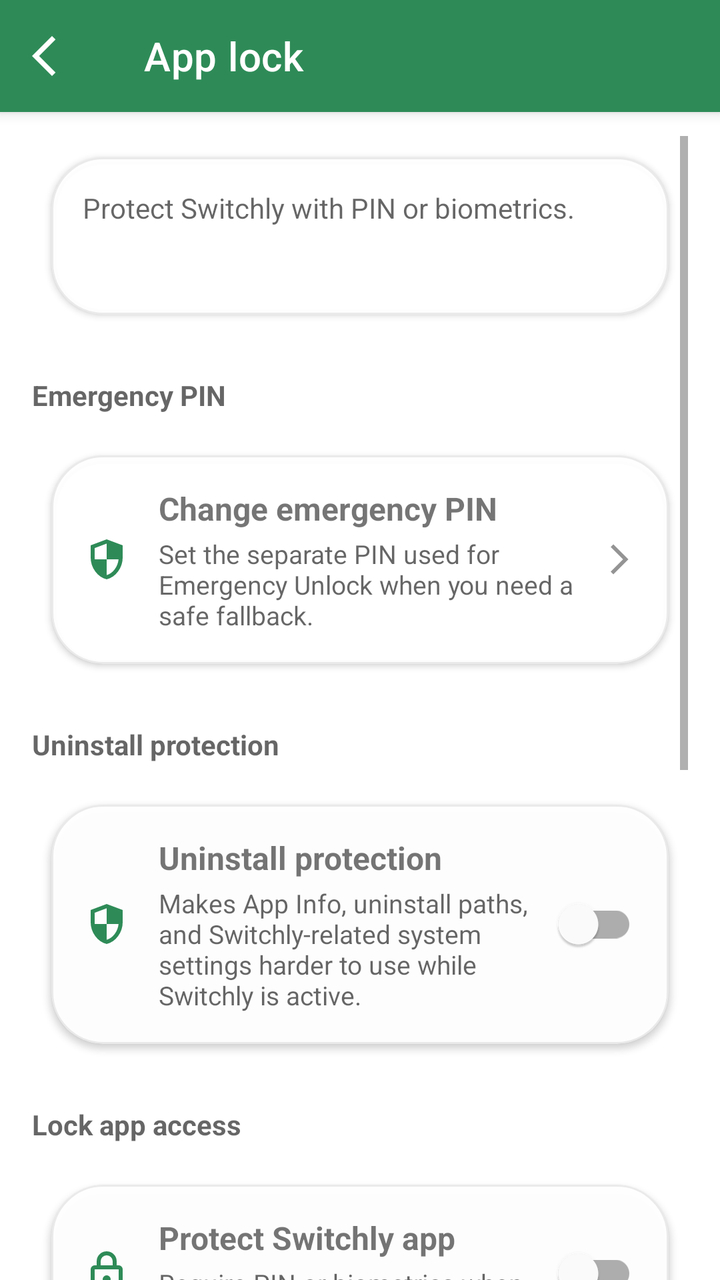
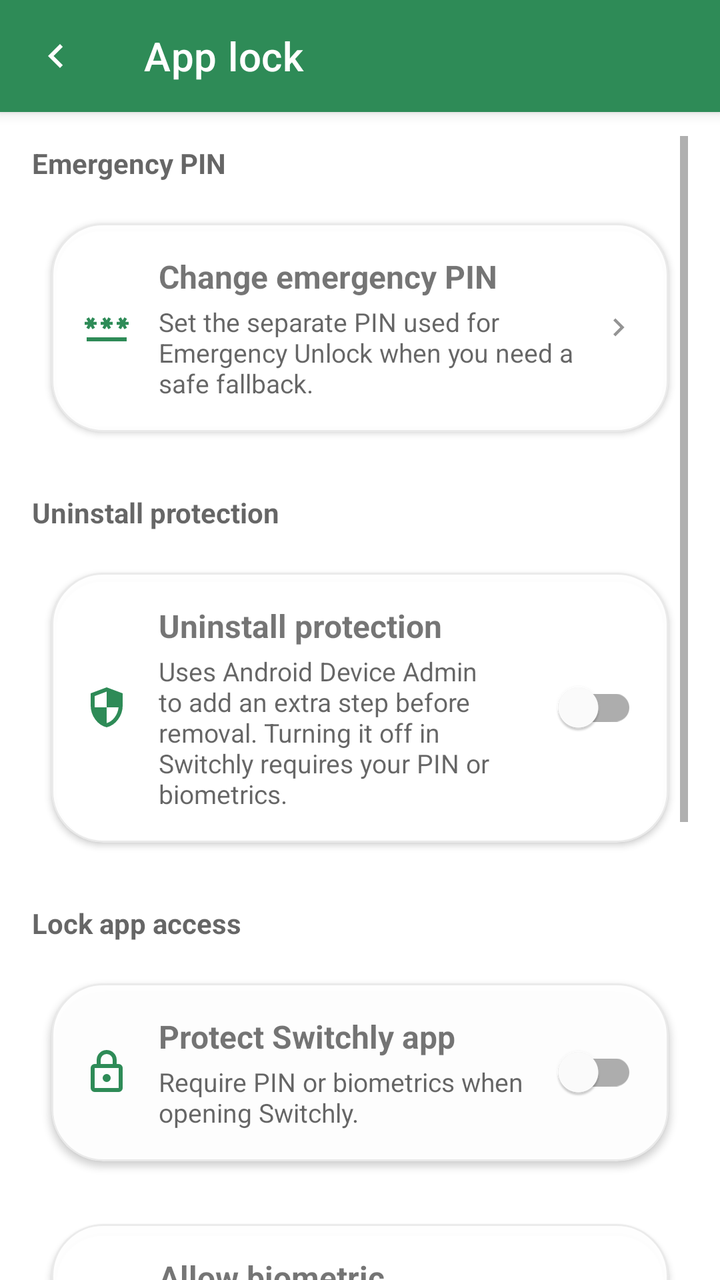

Two renders of the same Android screen: before a commit and after it. Below are the layout's source before the change and the commit's diff.
<!-- AndroidManifest.xml: application theme Theme.Switchly -->
<!-- res/layout/activity_app_lock_settings.xml -->
<?xml version="1.0" encoding="utf-8"?>
<androidx.coordinatorlayout.widget.CoordinatorLayout xmlns:android="http://schemas.android.com/apk/res/android"
    xmlns:app="http://schemas.android.com/apk/res-auto"
    android:layout_width="match_parent"
    android:layout_height="match_parent">

    <com.google.android.material.appbar.AppBarLayout
        android:layout_width="match_parent"
        android:layout_height="wrap_content"
        android:fitsSystemWindows="true">

        <com.google.android.material.appbar.MaterialToolbar
            android:id="@+id/toolbar"
            style="@style/Switchly.TopBar"
            android:layout_width="match_parent"
            android:layout_height="wrap_content"
            android:minHeight="?attr/actionBarSize"
            app:title="@string/app_lock_screen_title"
            app:navigationIcon="@drawable/arrow_back_ios_24" />
    </com.google.android.material.appbar.AppBarLayout>

    <ScrollView
        android:layout_width="match_parent"
        android:layout_height="match_parent"
        android:clipToPadding="false"
        android:paddingStart="16dp"
        android:paddingTop="12dp"
        android:paddingEnd="16dp"
        android:paddingBottom="96dp"
        app:layout_behavior="@string/appbar_scrolling_view_behavior">

        <LinearLayout
            android:layout_width="match_parent"
            android:layout_height="wrap_content"
            android:orientation="vertical">

            <com.google.android.material.card.MaterialCardView
                style="@style/Switchly.Card"
                android:layout_width="match_parent"
                android:layout_height="wrap_content">

                <LinearLayout
                    android:layout_width="match_parent"
                    android:layout_height="wrap_content"
                    android:orientation="vertical"
                    android:padding="16dp">

                    <TextView
                        android:layout_width="match_parent"
                        android:layout_height="wrap_content"
                        android:text="@string/pref_app_lock_summary"
                        android:textColor="?android:attr/textColorSecondary"
                        android:textSize="14sp" />

                    <TextView
                        android:id="@+id/tvAppLockStatus"
                        android:layout_width="match_parent"
                        android:layout_height="wrap_content"
                        android:layout_marginTop="8dp"
                        android:textSize="15sp"
                        android:textStyle="bold" />
                </LinearLayout>
            </com.google.android.material.card.MaterialCardView>

            <TextView
                android:layout_width="match_parent"
                android:layout_height="wrap_content"
                android:layout_marginTop="20dp"
                android:text="@string/app_lock_section_emergency_pin"
                android:textColor="?android:attr/textColorSecondary"
                android:textSize="14sp"
                android:textStyle="bold" />

            <com.google.android.material.card.MaterialCardView
                style="@style/Switchly.Card"
                android:layout_width="match_parent"
                android:layout_height="wrap_content"
                android:layout_marginTop="10dp"
                android:clickable="true"
                android:focusable="true"
                android:foreground="?attr/selectableItemBackground">

                <LinearLayout
                    android:id="@+id/rowEmergencyPin"
                    android:layout_width="match_parent"
                    android:layout_height="wrap_content"
                    android:gravity="center_vertical"
                    android:minHeight="72dp"
                    android:orientation="horizontal"
                    android:padding="16dp">

                    <ImageView
                        android:layout_width="24dp"
                        android:layout_height="24dp"
                        android:contentDescription="@null"
                        android:src="@drawable/security_24"
                        app:tint="?attr/colorPrimary" />

                    <LinearLayout
                        android:layout_width="0dp"
                        android:layout_height="wrap_content"
                        android:layout_marginStart="14dp"
                        android:layout_weight="1"
                        android:orientation="vertical">

                        <TextView
                            android:layout_width="match_parent"
                            android:layout_height="wrap_content"
                            android:text="@string/app_lock_emergency_pin_title"
                            android:textSize="16sp"
                            android:textStyle="bold" />

                        <TextView
                            android:layout_width="match_parent"
                            android:layout_height="wrap_content"
                            android:layout_marginTop="3dp"
                            android:text="@string/app_lock_emergency_pin_summary"
                            android:textColor="?android:attr/textColorSecondary"
                            android:textSize="13sp" />
                    </LinearLayout>

                    <ImageView
                        android:layout_width="18dp"
                        android:layout_height="18dp"
                        android:alpha="0.7"
                        android:contentDescription="@string/open"
                        android:src="@drawable/arrow_forward_ios_24"
                        app:tint="?android:attr/textColorSecondary" />
                </LinearLayout>
            </com.google.android.material.card.MaterialCardView>

            <TextView
                android:layout_width="match_parent"
                android:layout_height="wrap_content"
                android:layout_marginTop="20dp"
                android:text="@string/app_lock_section_uninstall_protection"
                android:textColor="?android:attr/textColorSecondary"
                android:textSize="14sp"
                android:textStyle="bold" />

            <com.google.android.material.card.MaterialCardView
                style="@style/Switchly.Card"
                android:layout_width="match_parent"
                android:layout_height="wrap_content"
                android:layout_marginTop="10dp"
                android:clickable="true"
                android:focusable="true"
                android:foreground="?attr/selectableItemBackground">

                <LinearLayout
                    android:id="@+id/rowUninstallFriction"
                    android:layout_width="match_parent"
                    android:layout_height="wrap_content"
                    android:gravity="center_vertical"
                    android:minHeight="72dp"
                    android:orientation="horizontal"
                    android:padding="16dp">

                    <ImageView
                        android:layout_width="24dp"
                        android:layout_height="24dp"
                        android:contentDescription="@null"
                        android:src="@drawable/security_24"
                        app:tint="?attr/colorPrimary" />

                    <LinearLayout
                        android:layout_width="0dp"
                        android:layout_height="wrap_content"
                        android:layout_marginStart="14dp"
                        android:layout_weight="1"
                        android:orientation="vertical">

                        <TextView
                            android:layout_width="match_parent"
                            android:layout_height="wrap_content"
                            android:text="@string/pref_uninstall_friction_title"
                            android:textSize="16sp"
                            android:textStyle="bold" />

                        <TextView
                            android:layout_width="match_parent"
                            android:layout_height="wrap_content"
                            android:layout_marginTop="3dp"
                            android:text="@string/pref_uninstall_friction_summary"
                            android:textColor="?android:attr/textColorSecondary"
                            android:textSize="13sp" />
                    </LinearLayout>

                    <com.google.android.material.switchmaterial.SwitchMaterial
                        android:id="@+id/switchUninstallFriction"
                        android:layout_width="wrap_content"
                        android:layout_height="wrap_content"
                        app:showText="false" />
                </LinearLayout>
            </com.google.android.material.card.MaterialCardView>

            <TextView
                android:layout_width="match_parent"
                android:layout_height="wrap_content"
                android:layout_marginTop="20dp"
                android:text="@string/app_lock_section_lock_access"
                android:textColor="?android:attr/textColorSecondary"
                android:textSize="14sp"
                android:textStyle="bold" />

            <com.google.android.material.card.MaterialCardView
                style="@style/Switchly.Card"
                android:layout_width="match_parent"
                android:layout_height="wrap_content"
                android:layout_marginTop="10dp"
                android:clickable="true"
                android:focusable="true"
                android:foreground="?attr/selectableItemBackground">

                <LinearLayout
                    android:id="@+id/rowAppLockEnabled"
                    android:layout_width="match_parent"
                    android:layout_height="wrap_content"
                    android:gravity="center_vertical"
                    android:minHeight="72dp"
                    android:orientation="horizontal"
                    android:padding="16dp">

                    <ImageView
                        android:layout_width="24dp"
                        android:layout_height="24dp"
                        android:contentDescription="@null"
                        android:src="@drawable/lock_24"
                        app:tint="?attr/colorPrimary" />

                    <LinearLayout
                        android:layout_width="0dp"
                        android:layout_height="wrap_content"
                        android:layout_marginStart="14dp"
                        android:layout_weight="1"
                        android:orientation="vertical">

                        <TextView
                            android:layout_width="match_parent"
                            android:layout_height="wrap_content"
                            android:text="@string/app_lock_enable_title"
                            android:textSize="16sp"
                            android:textStyle="bold" />

                        <TextView
                            android:layout_width="match_parent"
                            android:layout_height="wrap_content"
                            android:layout_marginTop="3dp"
                            android:text="@string/app_lock_enable_summary"
                            android:textColor="?android:attr/textColorSecondary"
                            android:textSize="13sp" />
                    </LinearLayout>

                    <com.google.android.material.switchmaterial.SwitchMaterial
                        android:id="@+id/switchAppLockEnabled"
                        android:layout_width="wrap_content"
                        android:layout_height="wrap_content"
                        app:showText="false" />
                </LinearLayout>
            </com.google.android.material.card.MaterialCardView>

            <com.google.android.material.card.MaterialCardView
                style="@style/Switchly.Card"
                android:layout_width="match_parent"
                android:layout_height="wrap_content"
                android:layout_marginTop="10dp"
                android:clickable="true"
                android:focusable="true"
                android:foreground="?attr/selectableItemBackground">

                <LinearLayout
                    android:id="@+id/rowAppLockBiometric"
                    android:layout_width="match_parent"
                    android:layout_height="wrap_content"
                    android:gravity="center_vertical"
                    android:minHeight="72dp"
                    android:orientation="horizontal"
                    android:padding="16dp">

                    <ImageView
                        android:layout_width="24dp"
                        android:layout_height="24dp"
                        android:contentDescription="@null"
                        android:src="@drawable/security_24"
                        app:tint="?attr/colorPrimary" />

                    <LinearLayout
                        android:layout_width="0dp"
                        android:layout_height="wrap_content"
                        android:layout_marginStart="14dp"
                        android:layout_weight="1"
                        android:orientation="vertical">

                        <TextView
                            android:layout_width="match_parent"
                            android:layout_height="wrap_content"
                            android:text="@string/app_lock_biometric_title"
                            android:textSize="16sp"
                            android:textStyle="bold" />

                        <TextView
                            android:layout_width="match_parent"
                            android:layout_height="wrap_content"
                            android:layout_marginTop="3dp"
                            android:text="@string/app_lock_biometric_summary"
                            android:textColor="?android:attr/textColorSecondary"
                            android:textSize="13sp" />
                    </LinearLayout>

                    <com.google.android.material.switchmaterial.SwitchMaterial
                        android:id="@+id/switchAppLockBiometric"
                        android:layout_width="wrap_content"
                        android:layout_height="wrap_content"
                        app:showText="false" />
                </LinearLayout>
            </com.google.android.material.card.MaterialCardView>

            <com.google.android.material.card.MaterialCardView
                style="@style/Switchly.Card"
                android:layout_width="match_parent"
                android:layout_height="wrap_content"
                android:layout_marginTop="10dp"
                android:clickable="true"
                android:focusable="true"
                android:foreground="?attr/selectableItemBackground">

                <LinearLayout
                    android:id="@+id/rowSetPin"
                    android:layout_width="match_parent"
                    android:layout_height="wrap_content"
                    android:gravity="center_vertical"
                    android:minHeight="72dp"
                    android:orientation="horizontal"
                    android:padding="16dp">

                    <ImageView
                        android:layout_width="24dp"
                        android:layout_height="24dp"
                        android:contentDescription="@null"
                        android:src="@drawable/lock_open_24"
                        app:tint="?attr/colorPrimary" />

                    <LinearLayout
                        android:layout_width="0dp"
                        android:layout_height="wrap_content"
                        android:layout_marginStart="14dp"
                        android:layout_weight="1"
                        android:orientation="vertical">

                        <TextView
                            android:id="@+id/tvSetPinLabel"
                            android:layout_width="match_parent"
                            android:layout_height="wrap_content"
                            android:textSize="16sp"
                            android:textStyle="bold" />

                        <TextView
                            android:layout_width="match_parent"
                            android:layout_height="wrap_content"
                            android:layout_marginTop="3dp"
                            android:text="@string/app_lock_change_pin_summary"
                            android:textColor="?android:attr/textColorSecondary"
                            android:textSize="13sp" />
                    </LinearLayout>

                    <ImageView
                        android:layout_width="18dp"
                        android:layout_height="18dp"
                        android:alpha="0.7"
                        android:contentDescription="@string/open"
                        android:src="@drawable/arrow_forward_ios_24"
                        app:tint="?android:attr/textColorSecondary" />
                </LinearLayout>
            </com.google.android.material.card.MaterialCardView>
        </LinearLayout>
    </ScrollView>

</androidx.coordinatorlayout.widget.CoordinatorLayout>
<!-- resources referenced by this layout -->
<resources>
  <!-- drawable arrow_back_ios_24 (drawable) -->
  <vector xmlns:android="http://schemas.android.com/apk/res/android"
      android:width="24dp"
      android:height="24dp"
      android:viewportWidth="960"
      android:viewportHeight="960">
      <path
          android:pathData="M400,880 L0,480l400,-400 71,71 -329,329 329,329 -71,71Z"
          android:fillColor="?attr/colorOnSurface"/>
  </vector>
  <!-- drawable arrow_forward_ios_24 (drawable) -->
  <vector xmlns:android="http://schemas.android.com/apk/res/android"
      android:width="24dp"
      android:height="24dp"
      android:viewportWidth="960"
      android:viewportHeight="960">
      <path
          android:pathData="m321,880 l-71,-71 329,-329 -329,-329 71,-71 400,400L321,880Z"
          android:fillColor="?attr/colorOnSurface"/>
  </vector>
  <!-- drawable lock_24 (drawable) -->
  <vector xmlns:android="http://schemas.android.com/apk/res/android"
      android:width="24dp"
      android:height="24dp"
      android:viewportWidth="960"
      android:viewportHeight="960">
      <path
          android:pathData="M240,880q-33,0 -56.5,-23.5T160,800v-400q0,-33 23.5,-56.5T240,320h40v-80q0,-83 58.5,-141.5T480,40q83,0 141.5,58.5T680,240v80h40q33,0 56.5,23.5T800,400v400q0,33 -23.5,56.5T720,880L240,880ZM240,800h480v-400L240,400v400ZM480,680q33,0 56.5,-23.5T560,600q0,-33 -23.5,-56.5T480,520q-33,0 -56.5,23.5T400,600q0,33 23.5,56.5T480,680ZM360,320h240v-80q0,-50 -35,-85t-85,-35q-50,0 -85,35t-35,85v80ZM240,800v-400,400Z"
          android:fillColor="?attr/colorOnSurface"/>
  </vector>
  <!-- drawable lock_open_24 (drawable) -->
  <vector xmlns:android="http://schemas.android.com/apk/res/android"
      android:width="24dp"
      android:height="24dp"
      android:viewportWidth="960"
      android:viewportHeight="960">
      <path
          android:pathData="M240,320h360v-80q0,-50 -35,-85t-85,-35q-50,0 -85,35t-35,85h-80q0,-83 58.5,-141.5T480,40q83,0 141.5,58.5T680,240v80h40q33,0 56.5,23.5T800,400v400q0,33 -23.5,56.5T720,880L240,880q-33,0 -56.5,-23.5T160,800v-400q0,-33 23.5,-56.5T240,320ZM240,800h480v-400L240,400v400ZM480,680q33,0 56.5,-23.5T560,600q0,-33 -23.5,-56.5T480,520q-33,0 -56.5,23.5T400,600q0,33 23.5,56.5T480,680ZM240,800v-400,400Z"
          android:fillColor="?attr/colorOnSurface"/>
  </vector>
  <!-- drawable security_24 (drawable) -->
  <vector xmlns:android="http://schemas.android.com/apk/res/android"
      android:width="24dp"
      android:height="24dp"
      android:viewportWidth="960"
      android:viewportHeight="960">
      <path
          android:pathData="M480,880q-139,-35 -229.5,-159.5T160,444v-244l320,-120 320,120v244q0,152 -90.5,276.5T480,880ZM480,796q97,-30 162,-118.5T718,480L480,480v-315l-240,90v207q0,7 2,18h238v316Z"
          android:fillColor="?attr/colorOnSurface"/>
  </vector>
  <string name="app_lock_biometric_summary">Face or fingerprint can unlock Switchly instead of the PIN.</string>
  <string name="app_lock_biometric_title">Allow biometric unlock</string>
  <string name="app_lock_change_pin_summary">Update the PIN used to open Switchly when App Lock is enabled.</string>
  <string name="app_lock_enable_title">Protect Switchly app</string>
  <string name="app_lock_screen_title">App lock</string>
  <string name="app_lock_section_lock_access">Lock app access</string>
  <string name="app_lock_section_uninstall_protection">Uninstall protection</string>
  <string name="open">Open</string>
  <string name="pref_app_lock_summary">Protect Switchly with PIN or biometrics.</string>
  <string name="pref_uninstall_friction_summary">Makes App Info, uninstall paths, and Switchly-related system settings harder to use while Switchly is active.</string>
  <string name="pref_uninstall_friction_title">Uninstall protection</string>
  <color name="switchly_card_bg">#F7FFFFFF</color>
  <color name="switchly_card_stroke">#14000000</color>
  <color name="accent_default_green">#2E8B57</color>
  <!-- unchanged entries left out for length: 13 -->
</resources>

<!-- the commit's change to res/layout/activity_app_lock_settings.xml (unified diff, before → after) -->
@@ -16,7 +16,7 @@
             android:layout_height="wrap_content"
             android:minHeight="?attr/actionBarSize"
             app:title="@string/app_lock_screen_title"
-            app:navigationIcon="@drawable/arrow_back_ios_24" />
+            app:navigationIcon="@drawable/keyboard_arrow_left_24" />
     </com.google.android.material.appbar.AppBarLayout>
 
     <ScrollView
@@ -34,38 +34,10 @@
             android:layout_height="wrap_content"
             android:orientation="vertical">
 
-            <com.google.android.material.card.MaterialCardView
-                style="@style/Switchly.Card"
-                android:layout_width="match_parent"
-                android:layout_height="wrap_content">
-
-                <LinearLayout
-                    android:layout_width="match_parent"
-                    android:layout_height="wrap_content"
-                    android:orientation="vertical"
-                    android:padding="16dp">
-
-                    <TextView
-                        android:layout_width="match_parent"
-                        android:layout_height="wrap_content"
-                        android:text="@string/pref_app_lock_summary"
-                        android:textColor="?android:attr/textColorSecondary"
-                        android:textSize="14sp" />
-
-                    <TextView
-                        android:id="@+id/tvAppLockStatus"
-                        android:layout_width="match_parent"
-                        android:layout_height="wrap_content"
-                        android:layout_marginTop="8dp"
-                        android:textSize="15sp"
-                        android:textStyle="bold" />
-                </LinearLayout>
-            </com.google.android.material.card.MaterialCardView>
-
             <TextView
                 android:layout_width="match_parent"
                 android:layout_height="wrap_content"
-                android:layout_marginTop="20dp"
+                android:layout_marginTop="4dp"
                 android:text="@string/app_lock_section_emergency_pin"
                 android:textColor="?android:attr/textColorSecondary"
                 android:textSize="14sp"
@@ -93,7 +65,7 @@
                         android:layout_width="24dp"
                         android:layout_height="24dp"
                         android:contentDescription="@null"
-                        android:src="@drawable/security_24"
+                        android:src="@drawable/pin_24"
                         app:tint="?attr/colorPrimary" />
 
                     <LinearLayout
@@ -124,7 +96,7 @@
                         android:layout_height="18dp"
                         android:alpha="0.7"
                         android:contentDescription="@string/open"
-                        android:src="@drawable/arrow_forward_ios_24"
+                        android:src="@drawable/keyboard_arrow_right_24"
                         app:tint="?android:attr/textColorSecondary" />
                 </LinearLayout>
             </com.google.android.material.card.MaterialCardView>
@@ -133,7 +105,7 @@
                 android:layout_width="match_parent"
                 android:layout_height="wrap_content"
                 android:layout_marginTop="20dp"
-                android:text="@string/app_lock_section_uninstall_protection"
+                android:text="@string/app_lock_section_strict_protection"
                 android:textColor="?android:attr/textColorSecondary"
                 android:textSize="14sp"
                 android:textStyle="bold" />
@@ -148,7 +120,7 @@
                 android:foreground="?attr/selectableItemBackground">
 
                 <LinearLayout
-                    android:id="@+id/rowUninstallFriction"
+                    android:id="@+id/rowStrictProtection"
                     android:layout_width="match_parent"
                     android:layout_height="wrap_content"
                     android:gravity="center_vertical"
@@ -173,21 +145,21 @@
                         <TextView
                             android:layout_width="match_parent"
                             android:layout_height="wrap_content"
-                            android:text="@string/pref_uninstall_friction_title"
-                            android:textSize="16sp"
-                            android:textStyle="bold" />
-
-                        <TextView
-                            android:layout_width="match_parent"
-                            android:layout_height="wrap_content"
-                            android:layout_marginTop="3dp"
-                            android:text="@string/pref_uninstall_friction_summary"
+                            android:text="@string/app_lock_strict_protection_title"
+                            android:textSize="16sp"
+                            android:textStyle="bold" />
+
+                        <TextView
+                            android:layout_width="match_parent"
+                            android:layout_height="wrap_content"
+                            android:layout_marginTop="3dp"
+                            android:text="@string/app_lock_strict_protection_summary"
                             android:textColor="?android:attr/textColorSecondary"
                             android:textSize="13sp" />
                     </LinearLayout>
 
                     <com.google.android.material.switchmaterial.SwitchMaterial
-                        android:id="@+id/switchUninstallFriction"
+                        android:id="@+id/switchStrictProtection"
                         android:layout_width="wrap_content"
                         android:layout_height="wrap_content"
                         app:showText="false" />
@@ -281,7 +253,7 @@
                         android:layout_width="24dp"
                         android:layout_height="24dp"
                         android:contentDescription="@null"
-                        android:src="@drawable/security_24"
+                        android:src="@drawable/fingerprint_24"
                         app:tint="?attr/colorPrimary" />
 
                     <LinearLayout
@@ -337,7 +309,7 @@
                         android:layout_width="24dp"
                         android:layout_height="24dp"
                         android:contentDescription="@null"
-                        android:src="@drawable/lock_open_24"
+                        android:src="@drawable/pin_24"
                         app:tint="?attr/colorPrimary" />
 
                     <LinearLayout
@@ -368,7 +340,7 @@
                         android:layout_height="18dp"
                         android:alpha="0.7"
                         android:contentDescription="@string/open"
-                        android:src="@drawable/arrow_forward_ios_24"
+                        android:src="@drawable/keyboard_arrow_right_24"
                         app:tint="?android:attr/textColorSecondary" />
                 </LinearLayout>
             </com.google.android.material.card.MaterialCardView>
<!-- resource entries referenced after the edit -->
@@ -1,24 +1,27 @@
 <!-- resources referenced by this layout -->
 <resources>
-  <!-- drawable arrow_back_ios_24 (drawable) -->
+  <!-- drawable fingerprint_24: vector/xml drawable (drawable, 2632 chars, omitted) -->
+  <!-- drawable keyboard_arrow_left_24 (drawable) -->
   <vector xmlns:android="http://schemas.android.com/apk/res/android"
       android:width="24dp"
       android:height="24dp"
       android:viewportWidth="960"
-      android:viewportHeight="960">
+      android:viewportHeight="960"
+      android:autoMirrored="true">
       <path
-          android:pathData="M400,880 L0,480l400,-400 71,71 -329,329 329,329 -71,71Z"
-          android:fillColor="?attr/colorOnSurface"/>
+          android:pathData="M560,720 320,480l240,-240 56,56 -184,184 184,184 -56,56Z"
+          android:fillColor="?attr/colorOnSurface" />
   </vector>
-  <!-- drawable arrow_forward_ios_24 (drawable) -->
+  <!-- drawable keyboard_arrow_right_24 (drawable) -->
   <vector xmlns:android="http://schemas.android.com/apk/res/android"
       android:width="24dp"
       android:height="24dp"
       android:viewportWidth="960"
-      android:viewportHeight="960">
+      android:viewportHeight="960"
+      android:autoMirrored="true">
       <path
-          android:pathData="m321,880 l-71,-71 329,-329 -329,-329 71,-71 400,400L321,880Z"
-          android:fillColor="?attr/colorOnSurface"/>
+          android:pathData="M504,480 320,296l56,-56 240,240 -240,240 -56,-56 184,-184Z"
+          android:fillColor="?attr/colorOnSurface" />
   </vector>
   <!-- drawable lock_24 (drawable) -->
   <vector xmlns:android="http://schemas.android.com/apk/res/android"
@@ -28,17 +31,17 @@
       android:viewportHeight="960">
       <path
           android:pathData="M240,880q-33,0 -56.5,-23.5T160,800v-400q0,-33 23.5,-56.5T240,320h40v-80q0,-83 58.5,-141.5T480,40q83,0 141.5,58.5T680,240v80h40q33,0 56.5,23.5T800,400v400q0,33 -23.5,56.5T720,880L240,880ZM240,800h480v-400L240,400v400ZM480,680q33,0 56.5,-23.5T560,600q0,-33 -23.5,-56.5T480,520q-33,0 -56.5,23.5T400,600q0,33 23.5,56.5T480,680ZM360,320h240v-80q0,-50 -35,-85t-85,-35q-50,0 -85,35t-35,85v80ZM240,800v-400,400Z"
-          android:fillColor="?attr/colorOnSurface"/>
+          android:fillColor="?attr/colorOnSurface" />
   </vector>
-  <!-- drawable lock_open_24 (drawable) -->
+  <!-- drawable pin_24 (drawable) -->
   <vector xmlns:android="http://schemas.android.com/apk/res/android"
       android:width="24dp"
       android:height="24dp"
       android:viewportWidth="960"
       android:viewportHeight="960">
       <path
-          android:pathData="M240,320h360v-80q0,-50 -35,-85t-85,-35q-50,0 -85,35t-35,85h-80q0,-83 58.5,-141.5T480,40q83,0 141.5,58.5T680,240v80h40q33,0 56.5,23.5T800,400v400q0,33 -23.5,56.5T720,880L240,880q-33,0 -56.5,-23.5T160,800v-400q0,-33 23.5,-56.5T240,320ZM240,800h480v-400L240,400v400ZM480,680q33,0 56.5,-23.5T560,600q0,-33 -23.5,-56.5T480,520q-33,0 -56.5,23.5T400,600q0,33 23.5,56.5T480,680ZM240,800v-400,400Z"
-          android:fillColor="?attr/colorOnSurface"/>
+          android:pathData="M80,680h800v80H80V680zM126,518L160,458.8l34,59.2l52,-30L212,428.8H280v-60H212l34,-58.8L194,280L160,338.8L126,280l-52,30L108,368.8H40v60h68L74,488L126,518zM394,488l52,30L480,458.8l34,59.2l52,-30l-34,-59.2H600v-60h-68l34,-58.8L514,280L480,338.8L446,280l-52,30l34,58.8H360v60h68L394,488zM920,368.8h-68l34,-58.8L834,280L800,338.8L766,280l-52,30l34,58.8H680v60h68l-34,59.2l52,30L800,458.8l34,59.2l52,-30l-34,-59.2H920V368.8z"
+          android:fillColor="?attr/colorOnSurface" />
   </vector>
   <!-- drawable security_24 (drawable) -->
   <vector xmlns:android="http://schemas.android.com/apk/res/android"
@@ -48,19 +51,18 @@
       android:viewportHeight="960">
       <path
           android:pathData="M480,880q-139,-35 -229.5,-159.5T160,444v-244l320,-120 320,120v244q0,152 -90.5,276.5T480,880ZM480,796q97,-30 162,-118.5T718,480L480,480v-315l-240,90v207q0,7 2,18h238v316Z"
-          android:fillColor="?attr/colorOnSurface"/>
+          android:fillColor="?attr/colorOnSurface" />
   </vector>
-  <string name="app_lock_biometric_summary">Face or fingerprint can unlock Switchly instead of the PIN.</string>
-  <string name="app_lock_biometric_title">Allow biometric unlock</string>
-  <string name="app_lock_change_pin_summary">Update the PIN used to open Switchly when App Lock is enabled.</string>
+  <string name="app_lock_biometric_summary">Face or fingerprint can unlock Switchly and confirm protected changes instead of the PIN.</string>
+  <string name="app_lock_biometric_title">Allow biometric confirmation</string>
+  <string name="app_lock_change_pin_summary">Update the PIN used for app access and uninstall-protection changes.</string>
   <string name="app_lock_enable_title">Protect Switchly app</string>
   <string name="app_lock_screen_title">App lock</string>
   <string name="app_lock_section_lock_access">Lock app access</string>
-  <string name="app_lock_section_uninstall_protection">Uninstall protection</string>
+  <string name="app_lock_section_strict_protection">Uninstall protection</string>
+  <string name="app_lock_strict_protection_summary">Uses Android Device Admin to add an extra step before removal. Turning it off in Switchly requires your PIN or biometrics.</string>
+  <string name="app_lock_strict_protection_title">Uninstall protection</string>
   <string name="open">Open</string>
-  <string name="pref_app_lock_summary">Protect Switchly with PIN or biometrics.</string>
-  <string name="pref_uninstall_friction_summary">Makes App Info, uninstall paths, and Switchly-related system settings harder to use while Switchly is active.</string>
-  <string name="pref_uninstall_friction_title">Uninstall protection</string>
   <color name="switchly_card_bg">#F7FFFFFF</color>
   <color name="switchly_card_stroke">#14000000</color>
   <color name="accent_default_green">#2E8B57</color>
